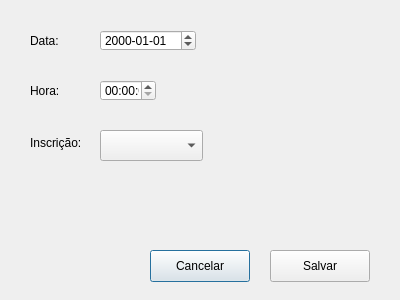
The window that ui/aula.ui (fabio-guilherme/centroexplicacoes) describes before a commit, drawn with Qt 5.
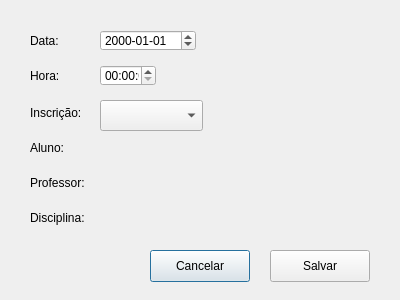
The same window after the commit.

Commit message: Campos da inscrição em aula + refactoring

The edit to the form file:
```diff
--- a/ui/aula.ui
+++ b/ui/aula.ui
@@ -30,7 +30,7 @@
    <property name="geometry">
     <rect>
      <x>100</x>
-     <y>80</y>
+     <y>65</y>
      <width>56</width>
      <height>21</height>
     </rect>
@@ -53,7 +53,7 @@
    <property name="geometry">
     <rect>
      <x>30</x>
-     <y>80</y>
+     <y>65</y>
      <width>33</width>
      <height>21</height>
     </rect>
@@ -66,7 +66,7 @@
    <property name="geometry">
     <rect>
      <x>30</x>
-     <y>130</y>
+     <y>100</y>
      <width>58</width>
      <height>26</height>
     </rect>
@@ -92,12 +92,51 @@
    <property name="geometry">
     <rect>
      <x>100</x>
-     <y>130</y>
+     <y>100</y>
      <width>103</width>
      <height>31</height>
     </rect>
    </property>
   </widget>
+  <widget class="QLabel" name="labelAluno">
+   <property name="geometry">
+    <rect>
+     <x>30</x>
+     <y>135</y>
+     <width>58</width>
+     <height>26</height>
+    </rect>
+   </property>
+   <property name="text">
+    <string>Aluno:</string>
+   </property>
+  </widget>
+  <widget class="QLabel" name="labelProfessor">
+   <property name="geometry">
+    <rect>
+     <x>30</x>
+     <y>170</y>
+     <width>71</width>
+     <height>26</height>
+    </rect>
+   </property>
+   <property name="text">
+    <string>Professor:</string>
+   </property>
+  </widget>
+  <widget class="QLabel" name="labelDisciplina">
+   <property name="geometry">
+    <rect>
+     <x>30</x>
+     <y>205</y>
+     <width>71</width>
+     <height>26</height>
+    </rect>
+   </property>
+   <property name="text">
+    <string>Disciplina:</string>
+   </property>
+  </widget>
   <widget class="QDateEdit" name="dateEdit">
    <property name="geometry">
     <rect>
@@ -111,6 +150,45 @@
     <string>yyyy-MM-dd</string>
    </property>
   </widget>
+  <widget class="QLabel" name="labelAlunoValue">
+   <property name="geometry">
+    <rect>
+     <x>100</x>
+     <y>135</y>
+     <width>271</width>
+     <height>26</height>
+    </rect>
+   </property>
+   <property name="text">
+    <string/>
+   </property>
+  </widget>
+  <widget class="QLabel" name="labelProfessorValue">
+   <property name="geometry">
+    <rect>
+     <x>100</x>
+     <y>170</y>
+     <width>271</width>
+     <height>26</height>
+    </rect>
+   </property>
+   <property name="text">
+    <string/>
+   </property>
+  </widget>
+  <widget class="QLabel" name="labelDisciplinaValue">
+   <property name="geometry">
+    <rect>
+     <x>100</x>
+     <y>205</y>
+     <width>271</width>
+     <height>26</height>
+    </rect>
+   </property>
+   <property name="text">
+    <string/>
+   </property>
+  </widget>
  </widget>
  <resources/>
  <connections/>
```
The commit also changes 15 other files.
